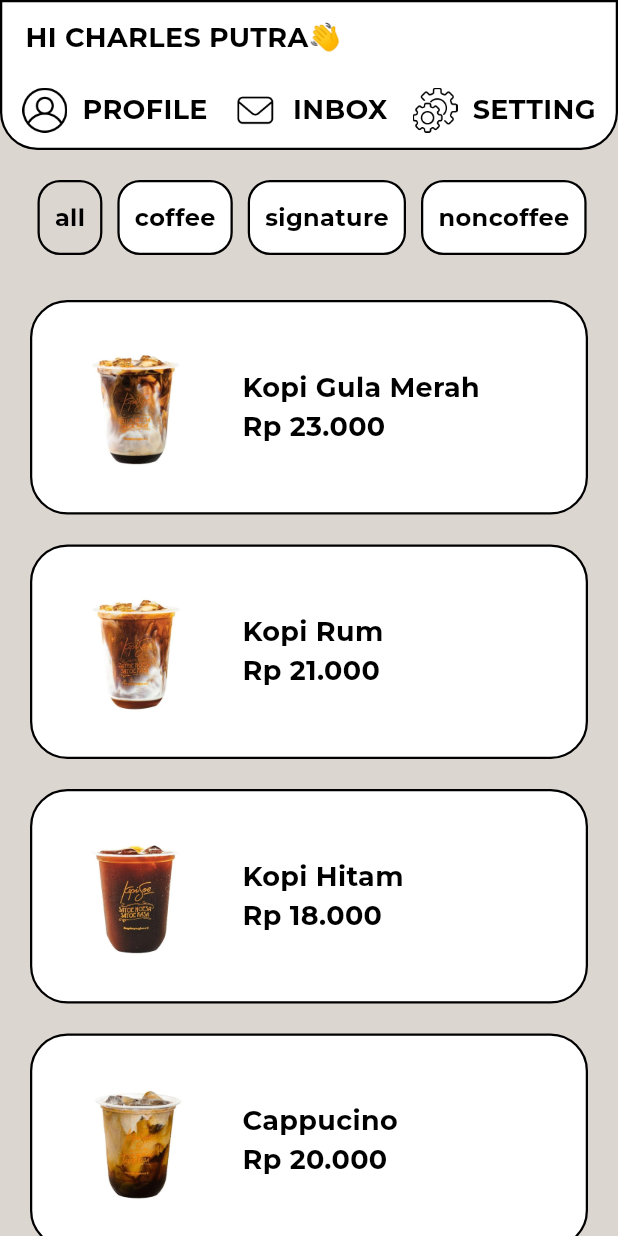
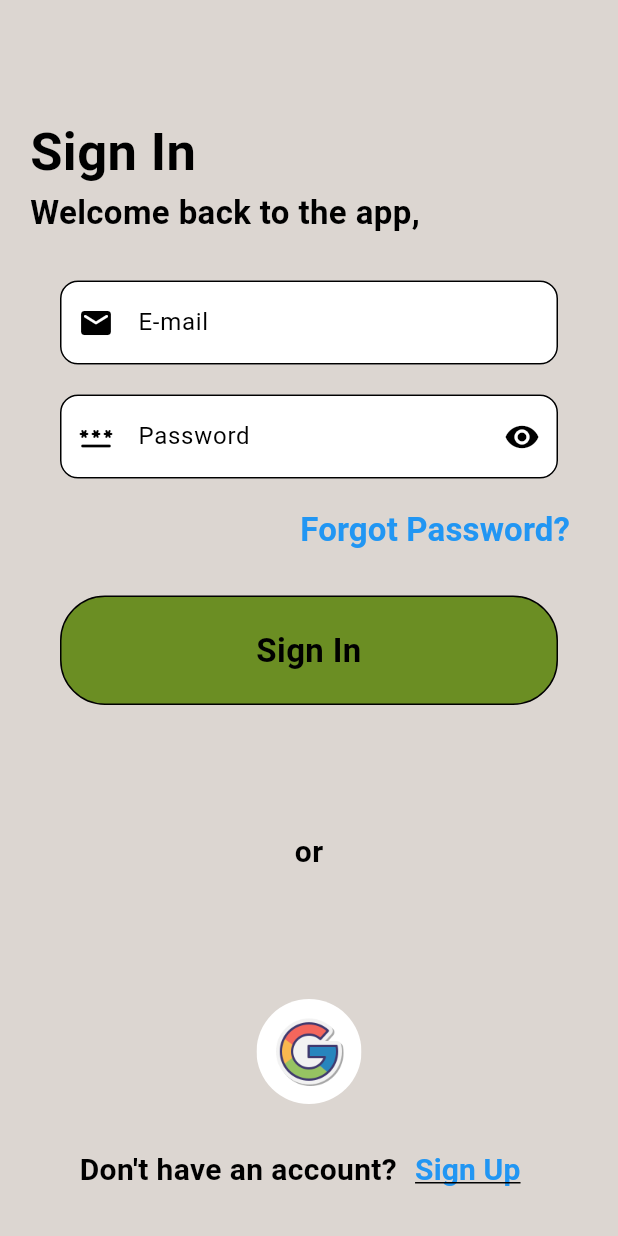
Before and after one commit to SuperCie/cafe_app, a Flutter app: the screen it shows after launch, on a phone screen of 412 x 824 dp. Run offline on Flutter 3.47's test engine with Material 3 defaults, Android fonts, the phone set to English and light mode, and no system bars; our stand-ins replace cloud_firestore, firebase_core, flutter_map, flutter_slidable, google_fonts, latlong2 and 2 more; accounts and stored records are empty.

Commit message:
regist login

```diff
--- a/lib/autentication/loginscreen.dart
+++ b/lib/autentication/loginscreen.dart
@@ -0,0 +1,147 @@
+import 'package:coffee_app/models/components/googlebutton.dart';
+import 'package:coffee_app/models/components/mybutton.dart';
+import 'package:coffee_app/models/components/myformfield.dart';
+import 'package:flutter/material.dart';
+import 'package:google_fonts/google_fonts.dart';
+
+class Loginscreen extends StatelessWidget {
+  const Loginscreen({super.key});
+
+  @override
+  Widget build(BuildContext context) {
+    // controller form
+    final passController = TextEditingController();
+    final emailController = TextEditingController();
+
+    return Scaffold(
+      appBar: AppBar(automaticallyImplyLeading: false),
+      backgroundColor: Theme.of(context).colorScheme.surface,
+      body: Padding(
+        padding: const EdgeInsets.all(20),
+        child: Column(
+          mainAxisAlignment: MainAxisAlignment.spaceBetween,
+          children: [
+            //upper UI
+            Column(
+              crossAxisAlignment: CrossAxisAlignment.start,
+              children: [
+                Text(
+                  'Sign In',
+                  style: GoogleFonts.roboto(
+                    fontSize: 35,
+                    fontWeight: FontWeight.bold,
+                  ),
+                ),
+                Text(
+                  'Welcome back to the app,',
+                  style: GoogleFonts.roboto(
+                    fontSize: 22,
+                    fontWeight: FontWeight.bold,
+                  ),
+                ),
+                SizedBox(height: 30),
+                Myformfield(
+                  controller: emailController,
+                  text: 'E-mail',
+                  validator: (p0) {},
+                  prefixIcon: Icon(Icons.email_rounded),
+                  labelStyle: GoogleFonts.roboto(
+                    fontSize: 22,
+                    fontWeight: FontWeight.bold,
+                  ),
+                ),
+                SizedBox(height: 20),
+                //name
+                Myformfield(
+                  controller: passController,
+                  text: 'Password',
+                  validator: (p0) {},
+                  prefixIcon: Icon(Icons.password_rounded),
+                  suffixIcon: IconButton(
+                    onPressed: () {},
+                    icon: Icon(Icons.visibility),
+                  ),
+                  obscureText: true,
+                  labelStyle: GoogleFonts.roboto(
+                    fontSize: 22,
+                    fontWeight: FontWeight.bold,
+                  ),
+                ),
+                SizedBox(height: 10),
+                Row(
+                  mainAxisAlignment: MainAxisAlignment.end,
+                  children: [
+                    TextButton(
+                      onPressed: () {},
+                      child: Text(
+                        'Forgot Password?',
+                        style: GoogleFonts.roboto(
+                          fontSize: 22,
+                          color: Colors.blue,
+                          fontWeight: FontWeight.bold,
+                        ),
+                      ),
+                    ),
+                  ],
+                ),
+                SizedBox(height: 20),
+                Mybutton(
+                  ontap: () {},
+                  child: Text(
+                    'Sign In',
+                    style: GoogleFonts.roboto(
+                      fontSize: 22,
+                      fontWeight: FontWeight.bold,
+                    ),
+                    textAlign: TextAlign.center,
+                  ),
+                ),
+              ],
+            ),
+            SizedBox(height: 30),
+            Center(
+              child: Text(
+                'or',
+                style: GoogleFonts.roboto(
+                  fontSize: 20,
+                  fontWeight: FontWeight.bold,
+                ),
+              ),
+            ),
+            SizedBox(height: 30),
+            Column(
+              children: [
+                Googlebutton(ontap: () {}),
+                SizedBox(height: 20),
+                Row(
+                  mainAxisAlignment: MainAxisAlignment.center,
+                  children: [
+                    Text(
+                      "Don't have an account?",
+                      style: GoogleFonts.roboto(
+                        fontSize: 20,
+                        fontWeight: FontWeight.bold,
+                      ),
+                    ),
+                    TextButton(
+                      child: Text(
+                        'Sign Up',
+                        style: GoogleFonts.roboto(
+                          fontSize: 20,
+                          color: Colors.blue,
+                          fontWeight: FontWeight.bold,
+                          decoration: TextDecoration.underline,
+                        ),
+                      ),
+                      onPressed: () {},
+                    ),
+                  ],
+                ),
+              ],
+            ),
+          ],
+        ),
+      ),
+    );
+  }
+}
--- a/lib/main.dart
+++ b/lib/main.dart
@@ -1,3 +1,5 @@
+import 'package:coffee_app/autentication/loginscreen.dart';
+import 'package:coffee_app/autentication/registscreen.dart';
 import 'package:coffee_app/data/menuitem.dart';
 import 'package:coffee_app/data/paymethprovider.dart';
 import 'package:coffee_app/data/storeprovider.dart';
@@ -30,7 +32,7 @@ class CoffeeApp extends StatelessWidget {
   Widget build(BuildContext context) {
     return MaterialApp(
       debugShowCheckedModeBanner: false,
-      home: Homescreen(),
+      home: Loginscreen(),
       theme: Provider.of<Themerepo>(context).themeData,
     );
   }
--- /dev/null
+++ b/lib/models/components/googlebutton.dart
@@ -0,0 +1,30 @@
+import 'package:flutter/material.dart';
+
+class Googlebutton extends StatelessWidget {
+  void Function()? ontap;
+  Googlebutton({super.key, required this.ontap});
+
+  @override
+  Widget build(BuildContext context) {
+    return GestureDetector(
+      onTap: ontap,
+      child: Center(
+        child: ClipOval(
+          child: Container(
+            padding: EdgeInsets.all(10),
+            decoration: BoxDecoration(
+              borderRadius: BorderRadius.circular(25),
+              color: Theme.of(context).colorScheme.onTertiary,
+            ),
+            child: Image.asset(
+              'assets/icons/icongoogle.png',
+              width: 50,
+              height: 50,
+              fit: BoxFit.cover,
+            ),
+          ),
+        ),
+      ),
+    );
+  }
+}
--- /dev/null
+++ b/lib/models/components/mybutton.dart
@@ -0,0 +1,28 @@
+import 'package:flutter/material.dart';
+
+class Mybutton extends StatelessWidget {
+  final Widget child;
+  void Function()? ontap;
+   Mybutton({super.key, required this.child, required this.ontap});
+
+  @override
+  Widget build(BuildContext context) {
+    return GestureDetector(
+      onTap: ontap,
+      child: Padding(
+        padding: const EdgeInsets.symmetric(horizontal: 20),
+        child: Container(
+          padding: EdgeInsets.all(20),
+          width: double.infinity,
+          decoration: BoxDecoration(
+            color: Theme.of(context).colorScheme.onTertiaryContainer,
+
+            borderRadius: BorderRadius.circular(30),
+            border: Border.all(width: 1.0),
+          ),
+          child: child,
+        ),
+      ),
+    );
+  }
+}
--- a/lib/models/components/myformfield.dart
+++ b/lib/models/components/myformfield.dart
@@ -5,14 +5,25 @@ class Myformfield extends StatelessWidget {
   final String text;
   void Function()? ontap;
   final String? Function(String?)? validator;
- final Function(String)? onchanged;
+  final Function(String)? onchanged;
+  final bool? readOnly;
+  final Widget? prefixIcon;
+  final bool? obscureText;
+  final Widget? suffixIcon;
+  final TextStyle? labelStyle;
   Myformfield({
     super.key,
+    this.labelStyle,
+    this.suffixIcon,
+    this.prefixIcon,
+    this.readOnly,
     required this.controller,
     required this.text,
     required this.validator,
-    required this.ontap,
-    this.onchanged
+    this.ontap,
+    this.onchanged,
+    this.obscureText,
+
   });
 
   @override
@@ -22,6 +33,8 @@ class Myformfield extends StatelessWidget {
       child: TextFormField(
         controller: controller,
         decoration: InputDecoration(
+
+          suffixIcon: suffixIcon,
           border: OutlineInputBorder(
             borderRadius: BorderRadius.circular(12),
             borderSide: BorderSide(
@@ -29,8 +42,11 @@ class Myformfield extends StatelessWidget {
               color: Theme.of(context).colorScheme.secondary,
             ),
           ),
+
+          fillColor: Theme.of(context).colorScheme.primary,
           labelText: text,
           filled: true,
+          prefixIcon: prefixIcon,
         ),
         validator: validator,
         onTap: ontap,
--- a/lib/models/theme/themelist.dart
+++ b/lib/models/theme/themelist.dart
@@ -8,6 +8,7 @@ ThemeData lightTheme = ThemeData(
     secondary: Colors.black, // container divider border
     tertiary: Colors.grey.shade800, // back button
     onTertiary: Colors.white, //slide button
+    onTertiaryContainer: Color(0xFF6B8E23),
   ),
 );
 
@@ -19,5 +20,6 @@ ThemeData darkTheme = ThemeData(
     secondary: Colors.white,
     tertiary: Colors.white,
     onTertiary: Colors.grey.shade900,
+    onTertiaryContainer: Color(0xFF556B2F),
   ),
 );
--- a/pubspec.yaml
+++ b/pubspec.yaml
@@ -46,6 +46,7 @@ dependencies:
   firebase_auth: ^5.5.1
   lottie: ^3.3.1
   slide_to_act: ^2.0.2
+  google_sign_in: ^6.3.0
 
 dev_dependencies:
   flutter_test:
```
Also changed, not shown: lib/autentication/registscreen.dart (added, +147 -0 lines), assets/icons/icongoogle.png (added), assets/icons/lovehan.png (deleted), pubspec.lock, 1 other file.
